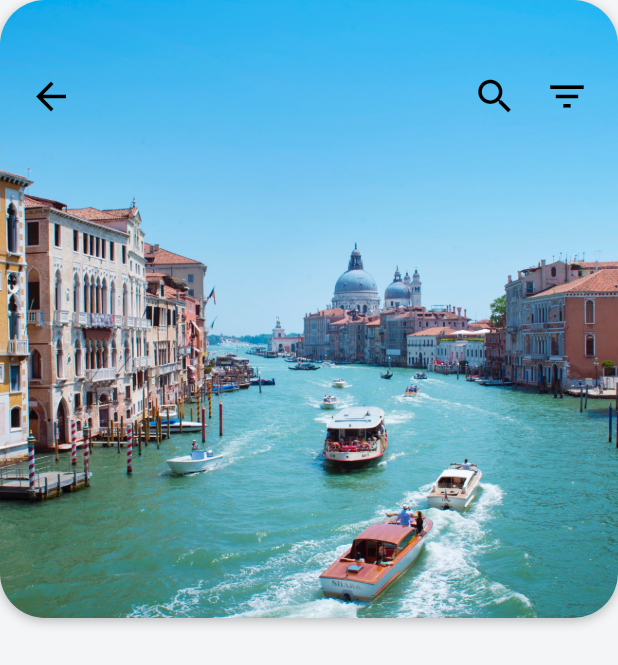
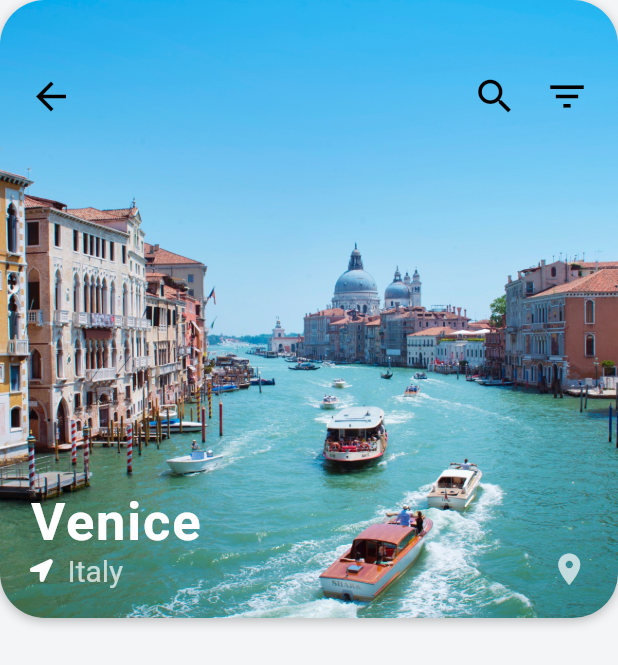
Before and after one commit to chitrank2050/Tourism_UI, a Flutter app: the screen it shows after launch, after a tap on an icon or button, on a phone screen of 412 x 824 dp. Shown: the top 665 px of the screen. Run offline on Flutter 3.47's test engine with Material 2 defaults, Android fonts, the phone set to English and light mode, and no system bars; our stand-ins replace font_awesome_flutter.

Commit message:
Added Hero meta for description screen

```diff
--- a/lib/screens/destinations_screen.dart
+++ b/lib/screens/destinations_screen.dart
@@ -1,4 +1,5 @@
 import 'package:flutter/material.dart';
+import 'package:font_awesome_flutter/font_awesome_flutter.dart';
 import 'package:tourism_ui/models/destination_model.dart';
 
 class DestinationScreen extends StatefulWidget {
@@ -75,7 +76,51 @@ class _DestinationScreenState extends State<DestinationScreen> {
                     ),
                   ],
                 ),
-              )
+              ),
+              Positioned(
+                left: 20.0,
+                bottom: 20.0,
+                child: Column(
+                  crossAxisAlignment: CrossAxisAlignment.start,
+                  children: <Widget>[
+                    Text(
+                      widget.destination.city,
+                      style: TextStyle(
+                        color: Colors.white,
+                        fontSize: 35.0,
+                        fontWeight: FontWeight.w600,
+                        letterSpacing: 1.2,
+                      ),
+                    ),
+                    Row(
+                      children: <Widget>[
+                        Icon(
+                          FontAwesomeIcons.locationArrow,
+                          size: 15.0,
+                          color: Colors.white,
+                        ),
+                        SizedBox(width: 10.0),
+                        Text(
+                          widget.destination.country,
+                          style: TextStyle(
+                            color: Colors.white70,
+                            fontSize: 20.0,
+                          ),
+                        ),
+                      ],
+                    ),
+                  ],
+                ),
+              ),
+              Positioned(
+                right: 20.0,
+                bottom: 20.0,
+                child: Icon(
+                  Icons.location_on,
+                  color: Colors.white70,
+                  size: 25.0,
+                ),
+              ),
             ],
           ),
         ],
```
